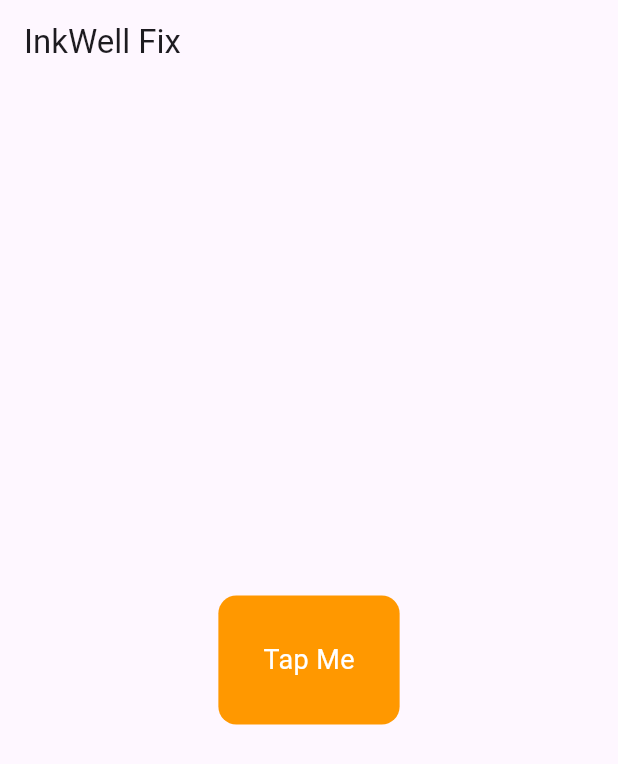
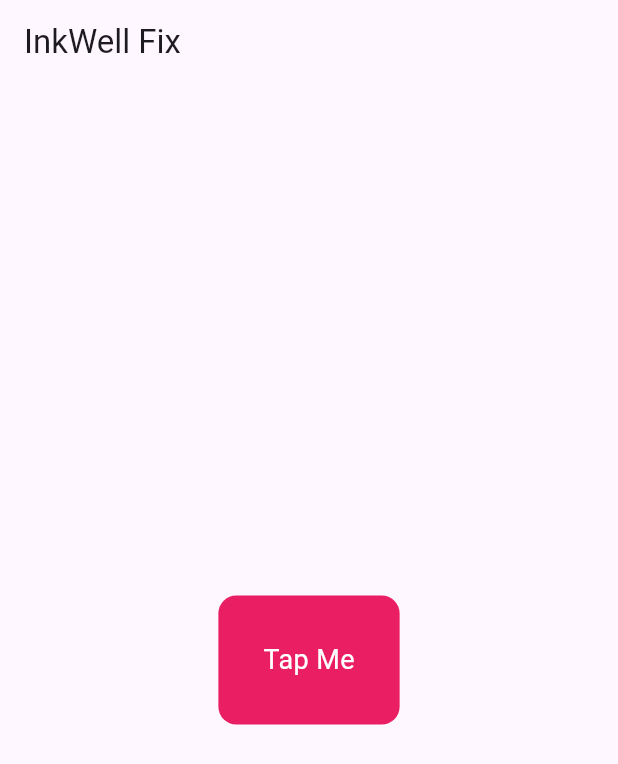
Before and after one commit to Vishal795-knightrider/flutter_learning, a Flutter app: the InkWellFixExample screen opened directly, on a phone screen of 412 x 824 dp. Shown: the top 764 px of the screen. Run offline on Flutter 3.47's test engine with Material 3 defaults, Android fonts, the phone set to English and light mode, and no system bars.

Commit message:
created new file event handling

```diff
--- a/myapp/lib/widgets/inkwell.dart
+++ b/myapp/lib/widgets/inkwell.dart
@@ -39,7 +39,7 @@ class _InkWellFixExampleState extends State<InkWellFixExample> {
      appBar: AppBar(title: const Text("InkWell Fix")),
      body: Center(
        child: Material(
-         color: Colors.orange, // ✅ Give color here
+         color: Colors.pink, // ✅ Give color here
          borderRadius: BorderRadius.circular(12),
          child: InkWell(
            borderRadius: BorderRadius.circular(12),
```
Also changed, not shown: myapp/lib/Event/button.dart (added).
